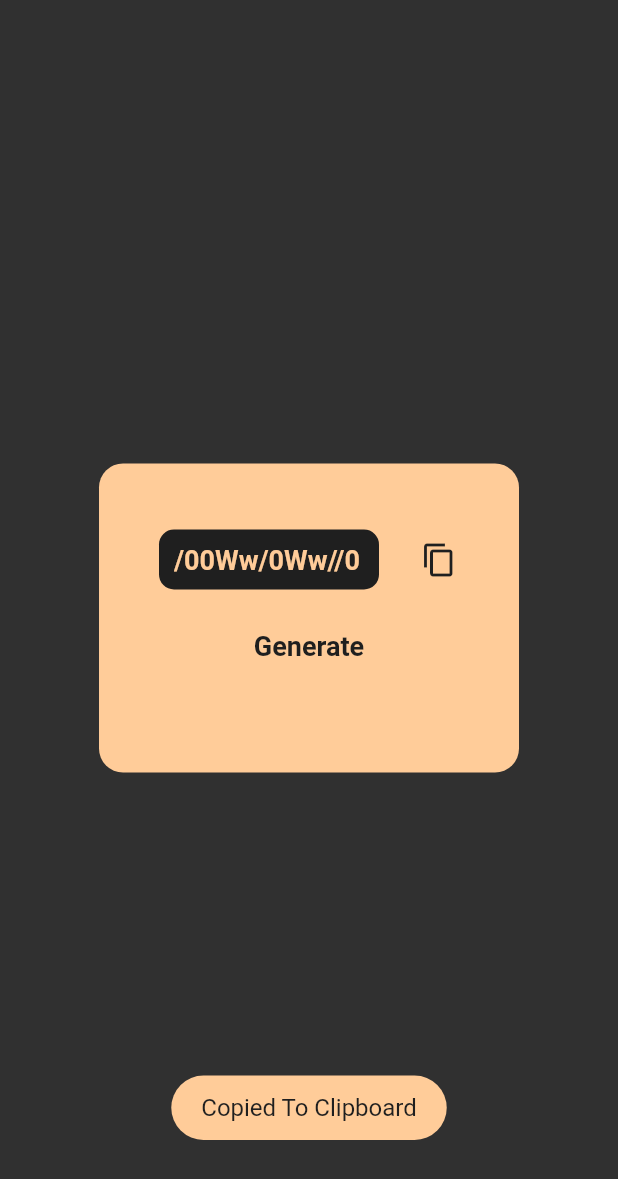
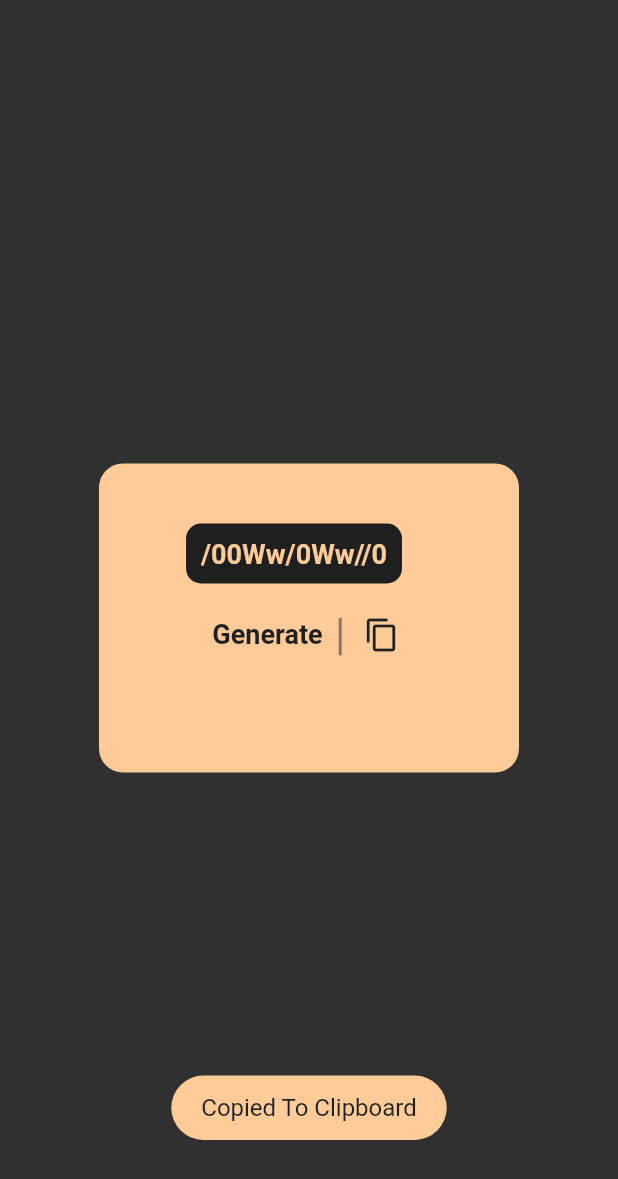
Before and after one commit to vrajbhatt27/PasswordManager_Generator, a Flutter app: the GeneratePwdCard widget shown alone on an empty page, opened directly, after a tap on the "content copy" icon, on a phone screen of 412 x 824 dp. Shown: the top 1179 px of the screen. Run offline on Flutter 3.47's test engine with Material 2 defaults, Android fonts, the phone set to English and light mode, and no system bars; our stand-ins replace flutter_speed_dial, fluttertoast, hive, math_expressions, permission_handler; missing offline and left inert: clipboard, encrypt; accounts and stored records are empty.

Commit message:
bug fix for generatePasswordCard where the password was not completely shown in small devices

```diff
--- a/lib/view/widgets/generatePwdCard.dart
+++ b/lib/view/widgets/generatePwdCard.dart
@@ -31,13 +31,11 @@ class _GeneratePwdCardState extends State<GeneratePwdCard> {
         child: Column(
           mainAxisAlignment: MainAxisAlignment.center,
           children: [
-            Row(
-              children: [
-                Flexible(
-                  flex: 5,
+            SingleChildScrollView(
+              scrollDirection: Axis.horizontal,
               child: Container(
                 height: 40,
-                    width: 170,
+                // width: 170,
                 decoration: BoxDecoration(
                   color: AppColors.backgroundColor,
                   borderRadius: BorderRadius.all(Radius.circular(10)),
@@ -54,22 +52,12 @@ class _GeneratePwdCardState extends State<GeneratePwdCard> {
                 ),
               ),
             ),
-                Flexible(
-                  flex: 1,
-                  child: IconButton(
-                    color: AppColors.backgroundColor,
-                    icon: Icon(Icons.copy),
-                    onPressed: () {
-                      FlutterClipboard.copy(_pwd);
-                      Utils.dispToast('Copied To Clipboard');
-                    },
-                  ),
-                ),
-              ],
-            ),
             SizedBox(
               height: 10,
             ),
+            Row(
+              mainAxisAlignment: MainAxisAlignment.center,
+              children: [
                 TextButton(
                   onPressed: () {
                     setState(() {
@@ -84,6 +72,23 @@ class _GeneratePwdCardState extends State<GeneratePwdCard> {
                       fontSize: 18,
                     ),
                   ),
+                ),
+                Text(
+                  '|',
+                  style: TextStyle(
+                    color: AppColors.backgroundColor.withOpacity(0.5),
+                    fontSize: 30,
+                  ),
+                ),
+                IconButton(
+                  color: AppColors.backgroundColor,
+                  icon: Icon(Icons.copy),
+                  onPressed: () {
+                    FlutterClipboard.copy(_pwd);
+                    Utils.dispToast('Copied To Clipboard');
+                  },
+                ),
+              ],
             ),
           ],
         ),
```
Lines whose indentation alone changed are shown as unchanged.
